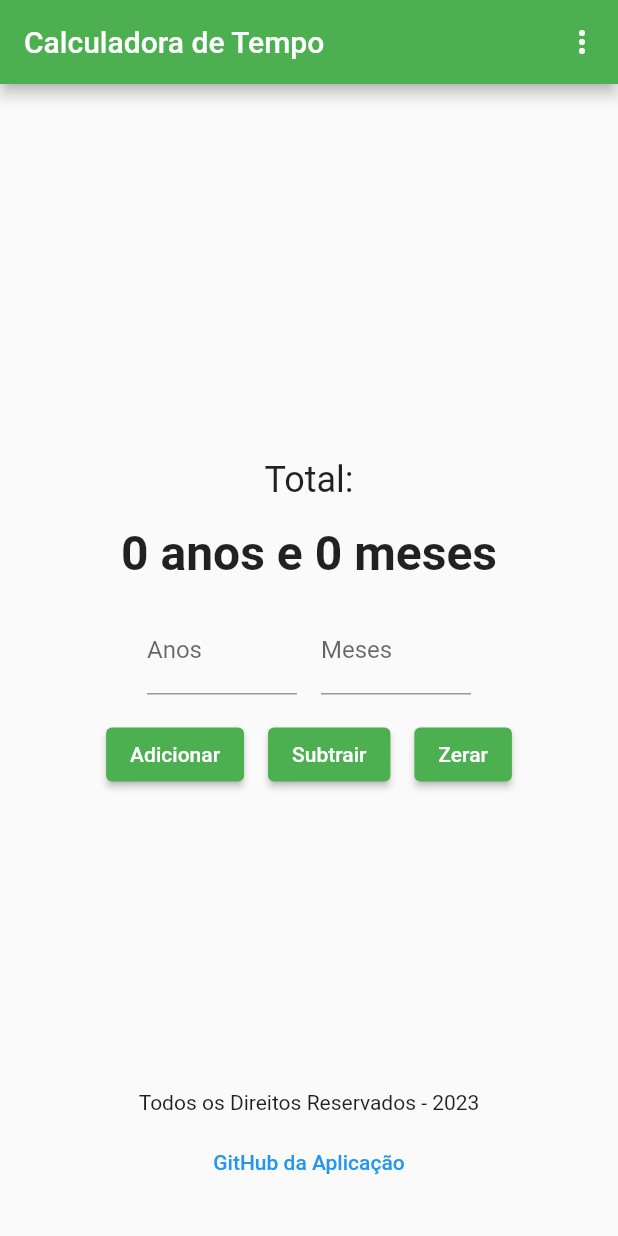
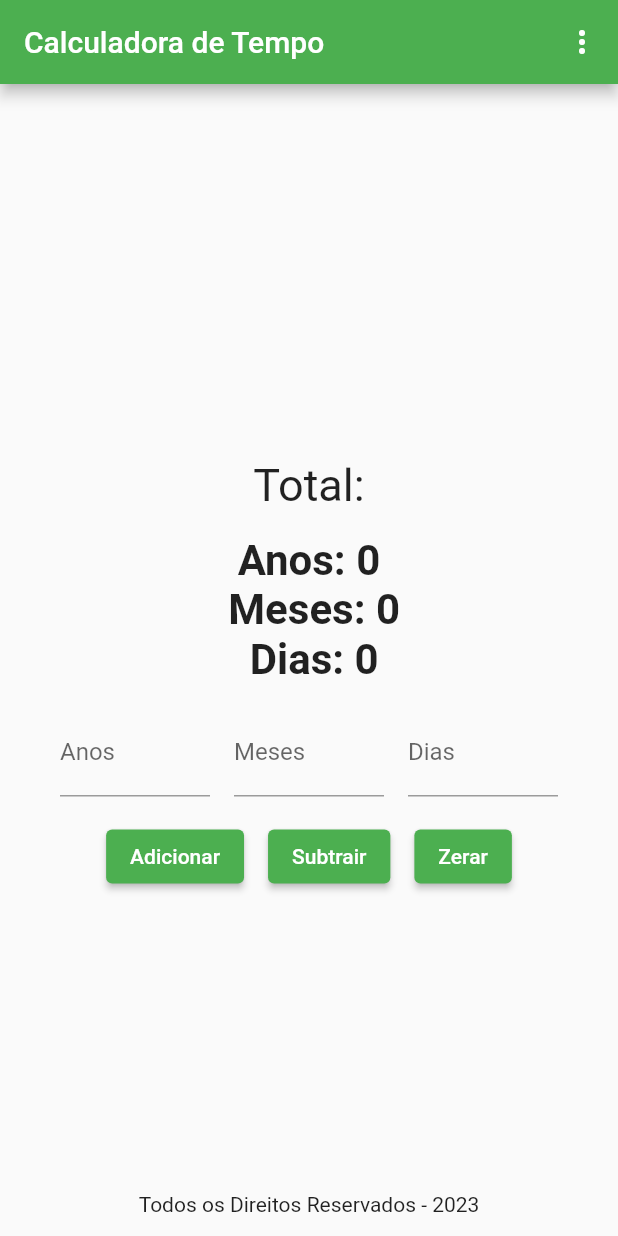
Before and after one commit to Rigobertto/kalculator, a Flutter app: the screen it shows after launch, after a tap on "Subtrair", on a phone screen of 412 x 824 dp. Run offline on Flutter 3.47's test engine with Material 2 defaults, Android fonts, the phone set to English and light mode, and no system bars.

Commit message:
Versão com dias

```diff
--- a/lib/models/history.dart
+++ b/lib/models/history.dart
@@ -1,7 +1,8 @@
 class HistoryEntry {
   final int years;
   final int months;
+  final int days;
   final String actionType;
 
-  HistoryEntry(this.years, this.months, this.actionType);
+  HistoryEntry(this.years, this.months,this.days, this.actionType);
 }
--- a/lib/screens/time_calculator_screen.dart
+++ b/lib/screens/time_calculator_screen.dart
@@ -11,8 +11,11 @@ class TimeCalculatorScreen extends StatefulWidget {
 class _TimeCalculatorScreenState extends State<TimeCalculatorScreen> {
   int totalMonths = 0;
   int totalYears = 0;
+  int totalDays = 0;
   TextEditingController monthsController = TextEditingController();
   TextEditingController yearsController = TextEditingController();
+  TextEditingController daysController = TextEditingController();
+
   List<HistoryEntry> history = []; // Lista para armazenar o histórico
 
   // void addTime() {
@@ -30,13 +33,24 @@ class _TimeCalculatorScreenState extends State<TimeCalculatorScreen> {
   void addTime() {
     int months = int.tryParse(monthsController.text) ?? 0;
     int years = int.tryParse(yearsController.text) ?? 0;
+    int days = int.tryParse(daysController.text) ?? 0;
+
 
     setState(() {
       totalMonths += months;
       totalYears += years;
+      totalDays += days;
+
+      // Converter dias em meses se necessário
+      totalMonths += (totalDays ~/ 30);
+      totalDays %= 30;
+
       totalYears += (totalMonths ~/ 12); // Update total years
       totalMonths %= 12; // Keep months within 0-11 range
-      history.add(HistoryEntry(years, months, 'Agravante'));
+
+      history.add(HistoryEntry(years, months, days, 'Agravante'));
+
+      daysController.clear();
       monthsController.clear();
       yearsController.clear();
     });
@@ -64,16 +78,27 @@ class _TimeCalculatorScreenState extends State<TimeCalculatorScreen> {
   void subtractTime() {
     int months = int.tryParse(monthsController.text) ?? 0;
     int years = int.tryParse(yearsController.text) ?? 0;
+    int days = int.tryParse(daysController.text) ?? 0;
+
 
     setState(() {
       totalMonths -= months;
       totalYears -= years;
-      history.add(HistoryEntry(-years, -months, 'Atenuante'));
+      totalDays -= days;
+
+      // Converter dias em meses se necessário
+      while (totalDays < 0) {
+        totalDays += 30;
+        totalMonths--;
+      }
+
       // Handle negative months
       while (totalMonths < 0) {
         totalMonths += 12;
         totalYears--;
       }
+
+      history.add(HistoryEntry(-years, -months, days, 'Atenuante'));
 
       // Handle negative years
       //totalYears = totalYears.clamp(0, double.infinity.toInt());
@@ -82,7 +107,7 @@ class _TimeCalculatorScreenState extends State<TimeCalculatorScreen> {
       // }else if(tot alYears > 500){
       //   totalYears = double.infinity.toInt();
       // }
-
+      daysController.clear();
       monthsController.clear();
       yearsController.clear();
     });
@@ -92,6 +117,7 @@ class _TimeCalculatorScreenState extends State<TimeCalculatorScreen> {
     // Código de zerar o tempo (mantido igual)
     totalMonths = 0;
     totalYears = 0;
+    totalDays = 0;
     history.clear();
     // Atualizar a tela
     setState(() {
@@ -152,13 +178,13 @@ class _TimeCalculatorScreenState extends State<TimeCalculatorScreen> {
 
             Text(
               'Total:',
-              style: TextStyle(fontSize: 24),
+              style: TextStyle(fontSize: 30),
               textAlign: TextAlign.center,
             ),
             SizedBox(height: 16),
             Text(
-              '$totalYears anos e $totalMonths meses',
-              style: TextStyle(fontSize: 32, fontWeight: FontWeight.bold),
+              'Anos: $totalYears \n Meses: $totalMonths \n Dias: $totalDays',
+              style: TextStyle(fontSize: 28, fontWeight: FontWeight.bold),
               textAlign: TextAlign.center,
             ),
             SizedBox(height: 16),
@@ -181,6 +207,15 @@ class _TimeCalculatorScreenState extends State<TimeCalculatorScreen> {
                     controller: monthsController,
                     keyboardType: TextInputType.number,
                     decoration: InputDecoration(labelText: 'Meses'),
+                  ),
+                ),
+                SizedBox(width: 16),
+                SizedBox(
+                  width: 100,
+                  child: TextField(
+                    controller: daysController,
+                    keyboardType: TextInputType.number, // Alterar para número
+                    decoration: InputDecoration(labelText: 'Dias'), // Adicionar esta linha
                   ),
                 ),
               ],
@@ -256,7 +291,7 @@ class _TimeCalculatorScreenState extends State<TimeCalculatorScreen> {
             child: Column(
               children: [
                 for (var entry in history)
-                  Text('${entry.years} anos ${entry.months} meses (${entry.actionType})'),
+                  Text('${entry.years}  ano(s)  ${entry.months} mes(es)  e  ${entry.days}  dia(s)  -  ${entry.actionType}'),
               ],
 
             ),
```
Also changed, not shown: 1 other file.
